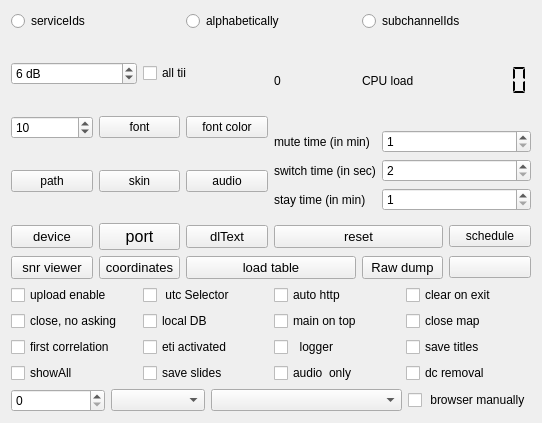
Before: the Qt Designer form sources/main/forms-v7/config-helper.ui in JvanKatwijk/qt-dab, drawn with Qt 5.
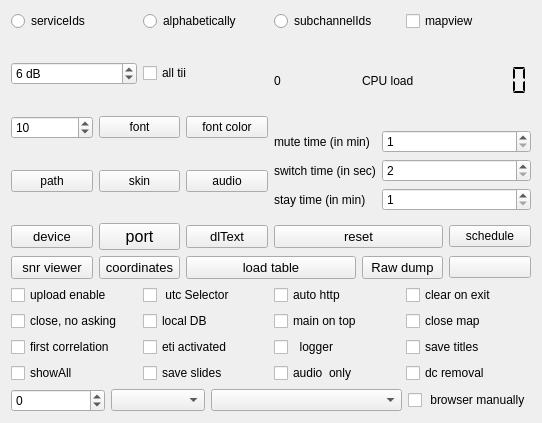
After: the same form once the commit is applied. Custom widgets are drawn as their Qt base class.

Patch:
```diff
--- a/sources/main/forms-v7/config-helper.ui
+++ b/sources/main/forms-v7/config-helper.ui
@@ -51,6 +51,16 @@
          </attribute>
         </widget>
        </item>
+       <item>
+        <widget class="QCheckBox" name="mapViewSelector">
+         <property name="toolTip">
+          <string>&lt;html&gt;&lt;head/&gt;&lt;body&gt;&lt;p&gt;Qt-DAB provides the possibility of storing a representation of the map elements into a file, and showing the map off-line.&lt;/p&gt;&lt;p&gt;Having set this selector, instructs Qt-DAB to store a representation of the elements on the map into a file.&lt;/p&gt;&lt;p&gt;Name of the file is XXXYYY.xml, where XXX tells the name of the device used, and YYY tells the time and date of the &amp;quot;recording&amp;quot;&lt;/p&gt;&lt;p&gt;&lt;br/&gt;&lt;/p&gt;&lt;/body&gt;&lt;/html&gt;</string>
+         </property>
+         <property name="text">
+          <string>mapview</string>
+         </property>
+        </widget>
+       </item>
       </layout>
      </item>
     </layout>
@@ -611,6 +621,12 @@
        <property name="toolTip">
         <string>&lt;html&gt;&lt;head/&gt;&lt;body&gt;&lt;p&gt;If setting a subId value different from 0, the software searches for ALL mainIds, associated with that  subId.&lt;/p&gt;&lt;/body&gt;&lt;/html&gt;</string>
        </property>
+       <property name="minimum">
+        <number>-1</number>
+       </property>
+       <property name="maximum">
+        <number>24</number>
+       </property>
       </widget>
      </item>
      <item>
```
